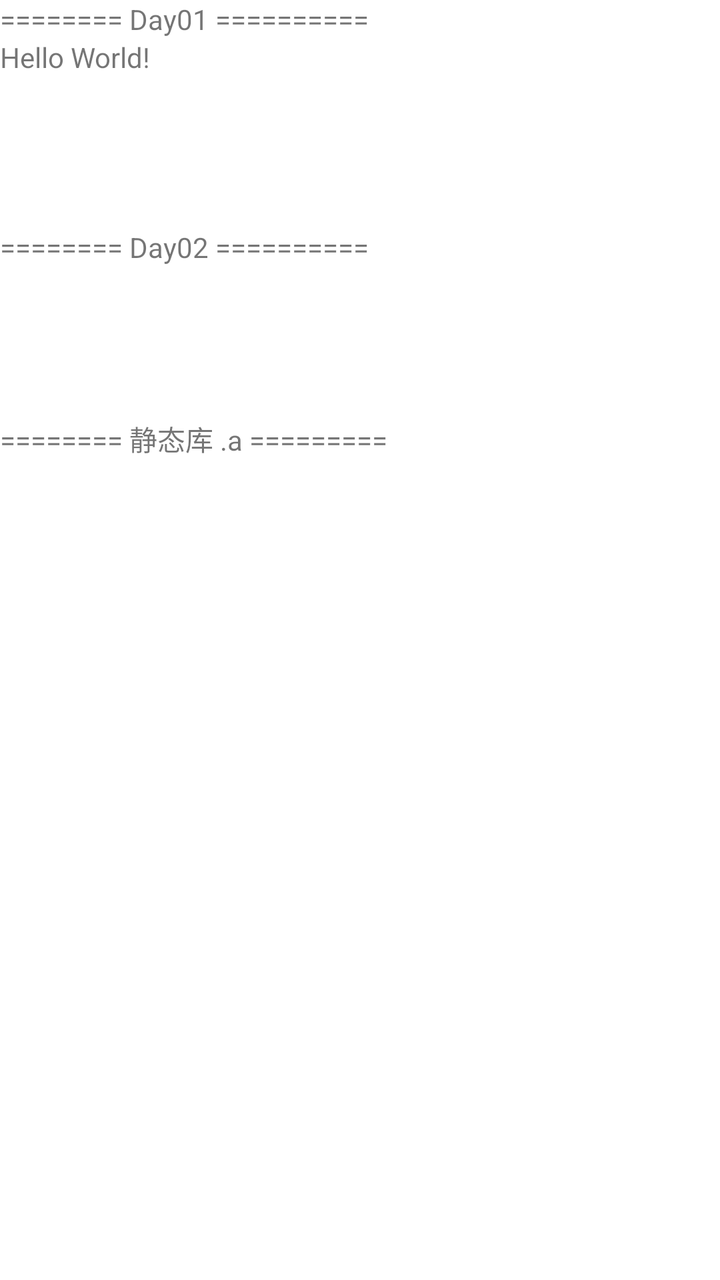
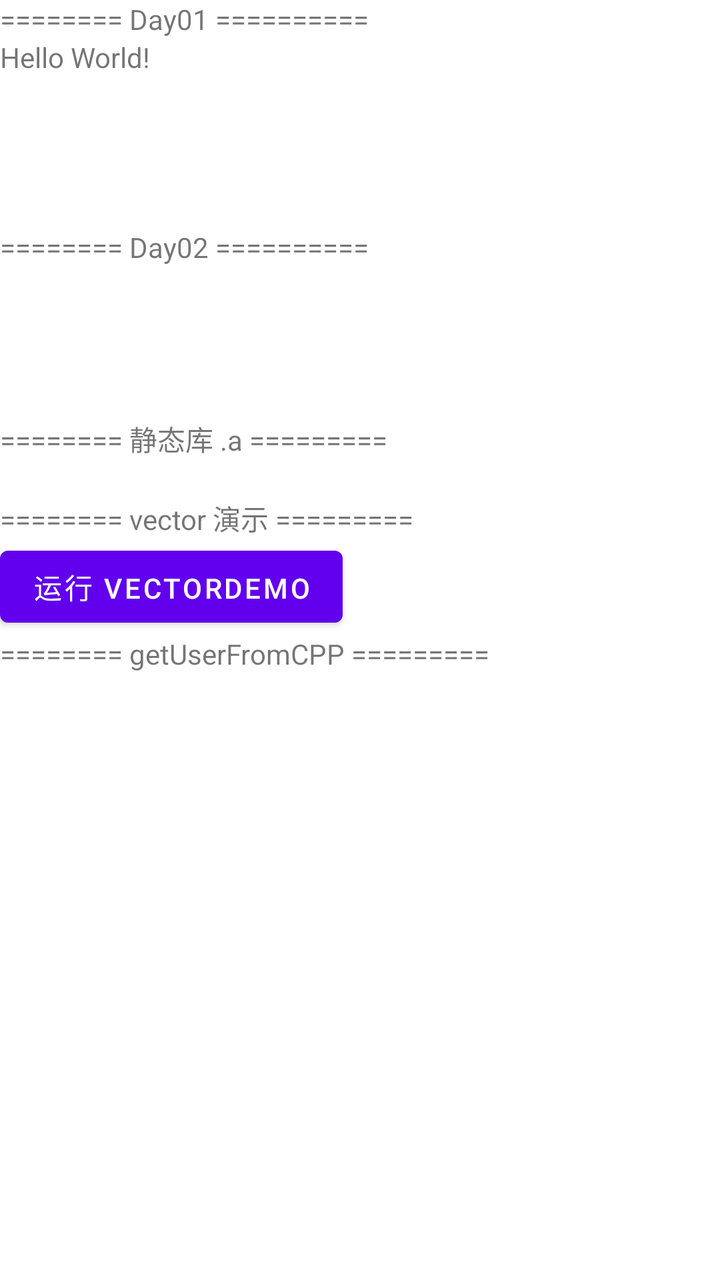

The first picture is an Android layout as it rendered before a commit; the second is the same layout after the commit. The layout source and the unified diff follow.
<!-- AndroidManifest.xml: application theme Theme.AndroidNDK -->
<!-- res/layout/activity_main.xml -->
<?xml version="1.0" encoding="utf-8"?>
<ScrollView xmlns:android="http://schemas.android.com/apk/res/android"
    xmlns:app="http://schemas.android.com/apk/res-auto"
    xmlns:tools="http://schemas.android.com/tools"
    android:layout_width="match_parent"
    android:layout_height="match_parent"
    android:fitsSystemWindows="true"
    android:orientation="vertical"
    tools:context=".MainActivity">

    <LinearLayout
        android:id="@+id/ll"
        android:layout_width="match_parent"
        android:layout_height="match_parent"
        android:orientation="vertical">

        <TextView
            android:layout_width="wrap_content"
            android:layout_height="wrap_content"
            android:text="======== Day01 ==========" />

        <TextView
            android:id="@+id/sample_text"
            android:layout_width="wrap_content"
            android:layout_height="wrap_content"
            android:text="Hello World!" />

        <TextView
            android:id="@+id/add_result_text"
            android:layout_width="wrap_content"
            android:layout_height="wrap_content"
            android:text="" />

        <TextView
            android:id="@+id/multiply_result_text"
            android:layout_width="wrap_content"
            android:layout_height="wrap_content"
            android:text="" />

        <TextView
            android:id="@+id/say_hello_text"
            android:layout_width="wrap_content"
            android:layout_height="wrap_content"
            android:text="" />

        <TextView
            android:id="@+id/is_positive_text"
            android:layout_width="wrap_content"
            android:layout_height="wrap_content"
            android:text="" />

        <TextView
            android:layout_width="wrap_content"
            android:layout_height="wrap_content"
            android:text="======== Day02 ==========" />


        <TextView
            android:id="@+id/sum_array_text"
            android:layout_width="wrap_content"
            android:layout_height="wrap_content"
            android:text="" />

        <TextView
            android:id="@+id/create_array_text"
            android:layout_width="wrap_content"
            android:layout_height="wrap_content"
            android:text="" />

        <TextView
            android:id="@+id/multiply_array_text"
            android:layout_width="wrap_content"
            android:layout_height="wrap_content"
            android:text="" />

        <TextView
            android:id="@+id/user_info_text"
            android:layout_width="wrap_content"
            android:layout_height="wrap_content"
            android:text="" />

        <TextView
            android:layout_width="wrap_content"
            android:layout_height="wrap_content"
            android:text="======== 静态库 .a =========" />

        <TextView
            android:id="@+id/static_lib_text"
            android:layout_width="wrap_content"
            android:layout_height="wrap_content"
            android:text="" />
    </LinearLayout>


</ScrollView>
<!-- resources referenced by this layout -->
<resources>
  <style name="Theme.AndroidNDK" parent="Theme.MaterialComponents.DayNight.DarkActionBar">
          
          <item name="colorPrimary">@color/purple_500</item>
          <item name="colorPrimaryVariant">@color/purple_700</item>
          <item name="colorOnPrimary">@color/white</item>
          
          <item name="colorSecondary">@color/teal_200</item>
          <item name="colorSecondaryVariant">@color/teal_700</item>
          <item name="colorOnSecondary">@color/black</item>
          
          <item name="android:statusBarColor">?attr/colorPrimaryVariant</item>
          
      </style>
  <color name="purple_500">#FF6200EE</color>
  <color name="purple_700">#FF3700B3</color>
  <color name="white">#FFFFFFFF</color>
  <color name="teal_200">#FF03DAC5</color>
  <color name="teal_700">#FF018786</color>
  <color name="black">#FF000000</color>
</resources>

<!-- the commit's change to res/layout/activity_main.xml (unified diff, before → after) -->
@@ -89,6 +89,28 @@
             android:layout_width="wrap_content"
             android:layout_height="wrap_content"
             android:text="" />
+
+        <TextView
+            android:layout_width="wrap_content"
+            android:layout_height="wrap_content"
+            android:text="======== vector 演示 =========" />
+
+        <Button
+            android:id="@+id/vector_demo_btn"
+            android:layout_width="wrap_content"
+            android:layout_height="wrap_content"
+            android:text="运行 vectorDemo" />
+
+        <TextView
+            android:layout_width="wrap_content"
+            android:layout_height="wrap_content"
+            android:text="======== getUserFromCPP =========" />
+
+        <TextView
+            android:id="@+id/user_from_cpp_text"
+            android:layout_width="wrap_content"
+            android:layout_height="wrap_content"
+            android:text="" />
     </LinearLayout>
 
 
